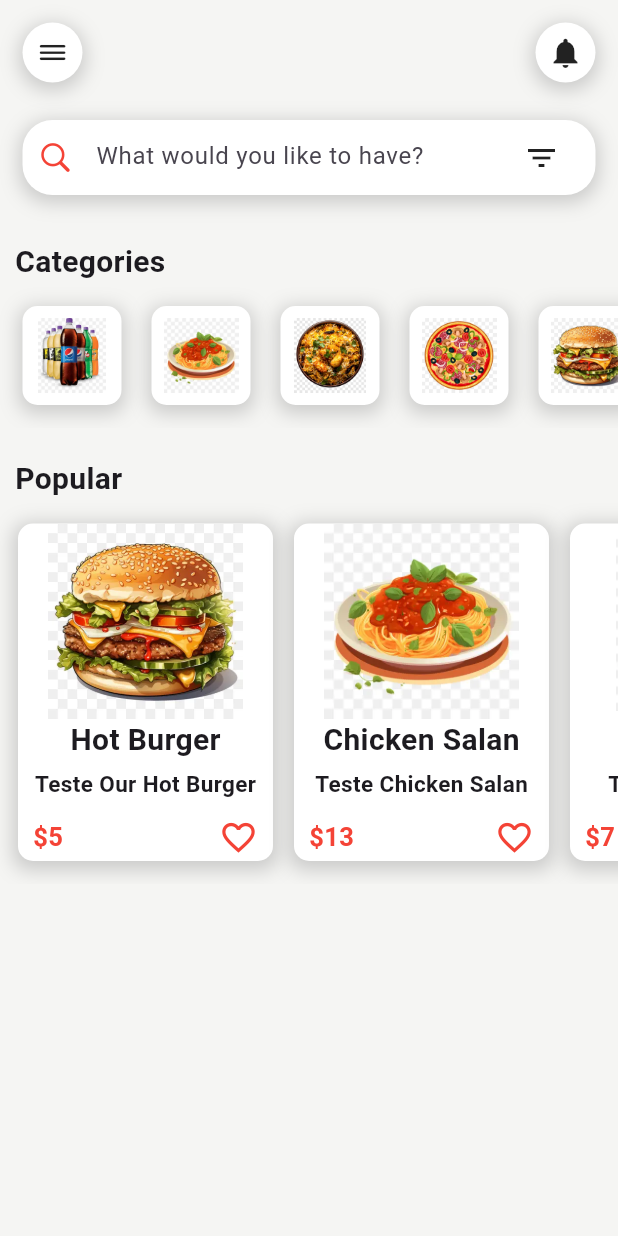
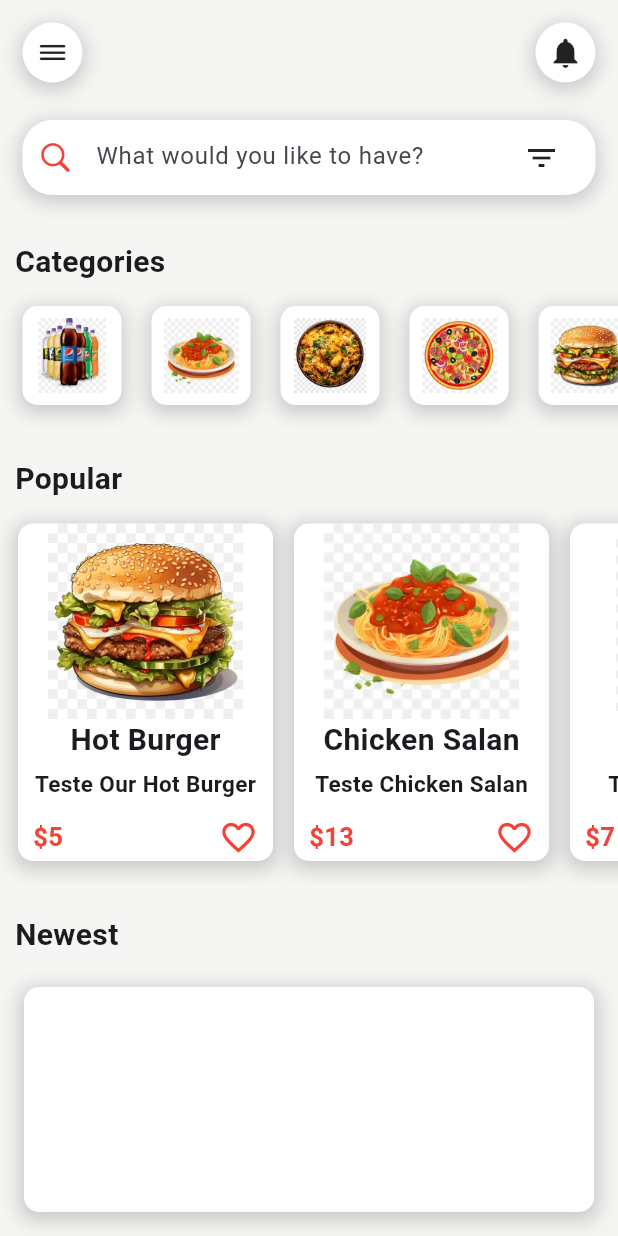
Before and after one commit to Shuceyb-Abdi/Food-Delivery-App, a Flutter app: the screen it shows after launch, on a phone screen of 412 x 824 dp. Run offline on Flutter 3.47's test engine with Material 3 defaults, Android fonts, the light colour scheme and no system bars.

Commit message:
fast commit

```diff
--- a/lib/Pages/HomePage.dart
+++ b/lib/Pages/HomePage.dart
@@ -2,6 +2,7 @@ import 'package:flutter/cupertino.dart';
 import 'package:flutter/material.dart';
 import '../Widgets/AppBarWidget.dart';
 import '../Widgets/CategoriesWidget.dart';
+import '../Widgets/NewestItemsWidget.dart';
 import '../Widgets/PopularItemsWidget.dart';
 
 
@@ -94,6 +95,22 @@ class HomePage extends StatelessWidget{
 
           //Popular Items widget
           PopularItemsWidget(),
+
+          //Newest zitems
+
+               Padding(
+            padding: EdgeInsets.only(top: 20, left: 10),
+          child: Text(
+            "Newest",
+            style: TextStyle(
+              fontWeight: FontWeight.bold,
+              fontSize: 20,
+            ),
+          ),
+          ),
+
+          //Newest Item Widget
+          NewestItemsWidget(),
       ],
     ),
     );
--- /dev/null
+++ b/lib/Widgets/NewestItemsWidget.dart
@@ -0,0 +1,32 @@
+import 'package:flutter/material.dart';
+
+class NewestItemsWidget extends StatelessWidget{
+  @override
+  Widget build(BuildContext context) {
+    return SingleChildScrollView(
+      child: Padding(
+        padding: EdgeInsets.symmetric(vertical: 10, horizontal: 10),
+        child: Column(children: [
+          Padding(padding: EdgeInsets.symmetric(vertical: 10),
+          child:  Container(
+            width: 380,
+            height: 150,
+            decoration: BoxDecoration(
+              color: Colors.white,
+              borderRadius: BorderRadius.circular(10),
+              boxShadow: [
+                BoxShadow(
+                  color: Colors.grey.withOpacity(0.5),
+                  spreadRadius: 3,
+                  blurRadius: 10,
+                  offset: Offset(0, 3),
+                ),
+              ],
+            ),
+          ),
+          ),
+        ],),
+        ),
+    );
+  }
+}
```
